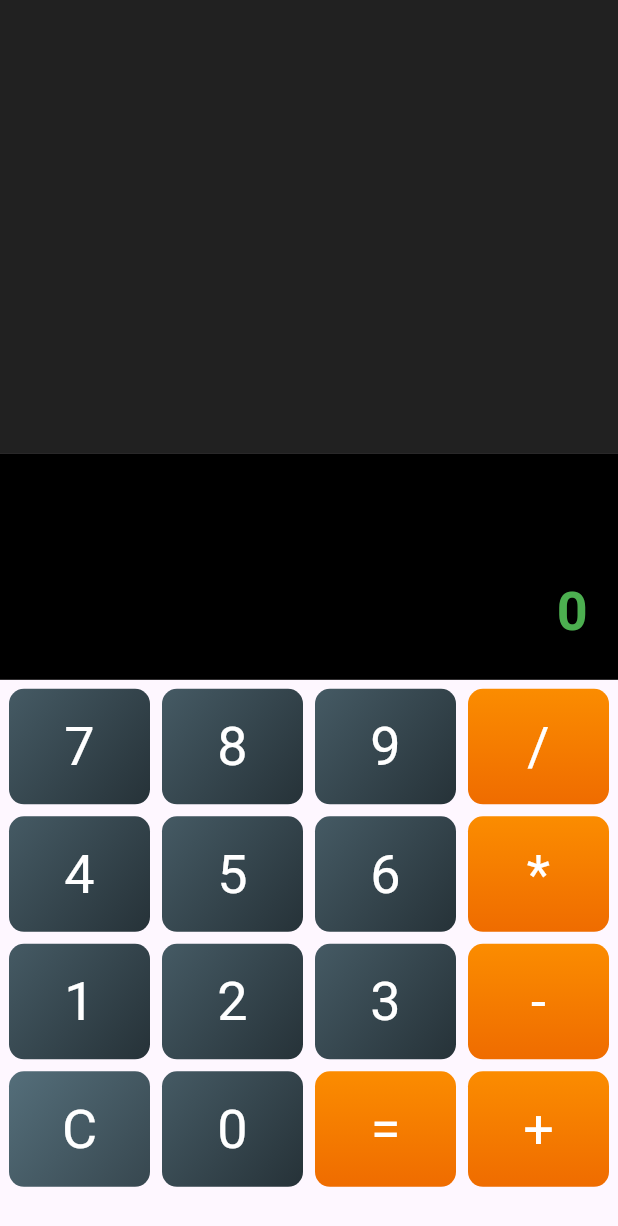
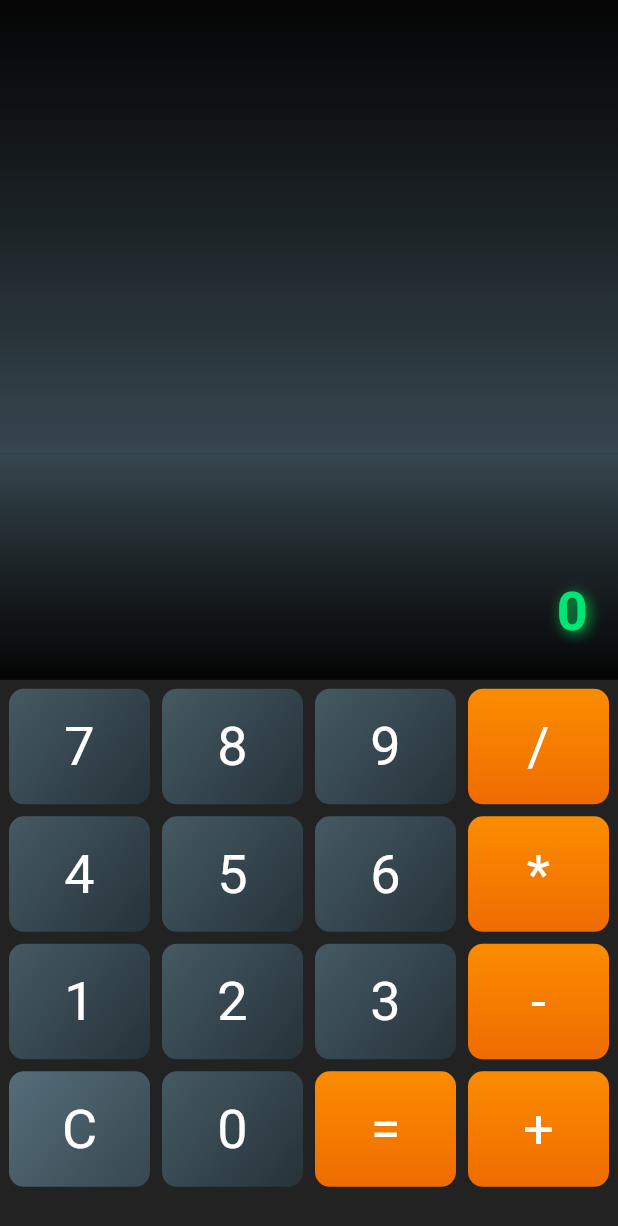
Before and after one commit to jayant001160/flutter_calculator_app, a Flutter app: the screen it shows after launch, on a phone screen of 412 x 824 dp. Shown: the top 1226 px of the screen. Run offline on Flutter 3.47's test engine with Material 3 defaults, Android fonts, the phone set to English and light mode, and no system bars; our stand-ins replace bloc, flutter_bloc.

```diff
--- a/lib/screens/calculator_screen.dart
+++ b/lib/screens/calculator_screen.dart
@@ -18,7 +18,7 @@ class _CalculatorScreenState extends State<CalculatorScreen> {
       // Add the calculation to history if there's a result
       if (input.isNotEmpty && result != '0') {
         context.read<HistoryCubit>().addCalculation('$input = $result');
-      }else if(input.isNotEmpty && result == '0'){
+      } else if (input.isNotEmpty && result == '0') {
         context.read<HistoryCubit>().addCalculation(input);
       }
       setState(() {
@@ -40,7 +40,8 @@ class _CalculatorScreenState extends State<CalculatorScreen> {
           result = 'Error';
         });
       }
-    }else if((value == '+'||value == '-'||value == '*'||value == '/')&& result != '0'){
+    } else if ((value == '+' || value == '-' || value == '*' || value == '/') &&
+        result != '0') {
       setState(() {
         input = result;
         input += value;
@@ -55,9 +56,10 @@ class _CalculatorScreenState extends State<CalculatorScreen> {
 
   @override
   Widget build(BuildContext context) {
-    return Scaffold(
-      body: SafeArea(
-        child: LayoutBuilder(
+    return SafeArea(
+      child: Scaffold(
+        backgroundColor: Colors.black87,
+        body: LayoutBuilder(
           builder: (context, constraints) {
             double buttonWidth = constraints.maxWidth / 4 - 16;
             double buttonHeight = constraints.maxHeight / 4 - 16;
@@ -71,54 +73,94 @@ class _CalculatorScreenState extends State<CalculatorScreen> {
                     builder: (context, history) {
                       return Container(
                         padding: EdgeInsets.all(10),
-                        color: Colors.grey[900],
+                        decoration: BoxDecoration(
+                          gradient: LinearGradient(
+                            colors: [
+                              Colors.black87,
+                              Colors.blueGrey.shade800,
+                            ],
+                            begin: Alignment.topCenter,
+                            end: Alignment.bottomCenter,
+                          ),
+                          // borderRadius: BorderRadius.vertical(bottom: Radius.circular(8)),
+                        ),
                         child: ListView.builder(
                           reverse: true,
                           itemCount: history.length,
                           itemBuilder: (context, index) {
                             // Access items in reverse order
                             final reversedIndex = history.length - 1 - index;
-                            return Text(
+                            return Padding(
+                              padding:
+                                  const EdgeInsets.symmetric(vertical: 4.0),
+                              child: Text(
                                 history[reversedIndex],
                                 style: TextStyle(
                                   fontSize: 16,
                                   color: Colors.white,
+                                  fontWeight: FontWeight.w500,
+                                ),
                               ),
                             );
                           },
                         ),
-
                       );
                     },
                   ),
                 ),
+                // SizedBox(
+                //   height: constraints.maxHeight * 0.005,
+                // ),
                 // Display Area
                 Expanded(
                   flex: 1,
                   child: Container(
                     padding: EdgeInsets.all(20),
                     alignment: Alignment.bottomRight,
-                    color: Colors.black,
+                    decoration: BoxDecoration(
+                      gradient: LinearGradient(
+                        colors: [
+                          Colors.blueGrey.shade800,
+                          Colors.black87,
+                        ],
+                        begin: Alignment.topCenter,
+                        end: Alignment.bottomCenter,
+                      ),
+                      // borderRadius:
+                      //     BorderRadius.vertical(top: Radius.circular(8)),
+                    ),
                     child: Column(
                       mainAxisAlignment: MainAxisAlignment.end,
                       crossAxisAlignment: CrossAxisAlignment.end,
                       children: [
                         Text(
                           input,
-                          style: TextStyle(fontSize: 24, color: Colors.white),
+                          style: TextStyle(
+                            fontSize: 24,
+                            color: Colors.white70,
+                            fontStyle: FontStyle.italic,
+                          ),
                         ),
                         Text(
                           result,
                           style: TextStyle(
                             fontSize: 36,
                             fontWeight: FontWeight.bold,
-                            color: Colors.green,
+                            color: Colors.greenAccent.shade400,
+                            shadows: [
+                              Shadow(
+                                blurRadius: 10,
+                                color: Colors.greenAccent.shade700,
+                                offset: Offset(2, 2),
+                              ),
+                            ],
                           ),
                         ),
                       ],
                     ),
                   ),
                 ),
+
                 // Button Grid
                 SizedBox(
                   height: constraints.maxHeight * 0.45,
```
Also changed, not shown: lib/utils/calculator_logic.dart (+88 -17 lines). Lines whose indentation alone changed are shown as unchanged.
